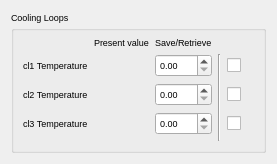
This is ctli/widgets/ui/snapshot_coolingloops.ui in srgblnch/LinacGUI as Qt 5 draws it before an edit. The edited form follows.
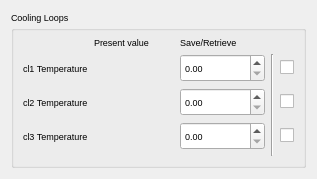
This is the edited form. Custom widgets are drawn as their Qt base class.

Commit message: force widget sizes to avoid column resizes

Diff of the .ui file:
```diff
--- a/ctli/widgets/ui/snapshot_coolingloops.ui
+++ b/ctli/widgets/ui/snapshot_coolingloops.ui
@@ -6,8 +6,8 @@
    <rect>
     <x>0</x>
     <y>0</y>
-    <width>277</width>
-    <height>136</height>
+    <width>317</width>
+    <height>176</height>
    </rect>
   </property>
   <property name="font">
@@ -40,10 +40,30 @@
        </widget>
       </item>
       <item row="1" column="2">
-       <widget class="QDoubleSpinBox" name="coolingLoop1SetpointWrite"/>
+       <widget class="QDoubleSpinBox" name="coolingLoop1SetpointWrite">
+        <property name="minimumSize">
+         <size>
+          <width>85</width>
+          <height>28</height>
+         </size>
+        </property>
+        <property name="maximumSize">
+         <size>
+          <width>85</width>
+          <height>28</height>
+         </size>
+        </property>
+       </widget>
       </item>
       <item row="1" column="1">
-       <widget class="TaurusLabel" name="coolingLoop1SetpointRead"/>
+       <widget class="TaurusLabel" name="coolingLoop1SetpointRead">
+        <property name="minimumSize">
+         <size>
+          <width>80</width>
+          <height>20</height>
+         </size>
+        </property>
+       </widget>
       </item>
       <item row="5" column="1">
        <spacer name="verticalSpacer">
@@ -87,16 +107,56 @@
        </widget>
       </item>
       <item row="2" column="1">
-       <widget class="TaurusLabel" name="coolingLoop2SetpointRead"/>
+       <widget class="TaurusLabel" name="coolingLoop2SetpointRead">
+        <property name="minimumSize">
+         <size>
+          <width>80</width>
+          <height>20</height>
+         </size>
+        </property>
+       </widget>
       </item>
       <item row="3" column="1">
-       <widget class="TaurusLabel" name="coolingLoop3SetpointRead"/>
+       <widget class="TaurusLabel" name="coolingLoop3SetpointRead">
+        <property name="minimumSize">
+         <size>
+          <width>80</width>
+          <height>20</height>
+         </size>
+        </property>
+       </widget>
       </item>
       <item row="2" column="2">
-       <widget class="QDoubleSpinBox" name="coolingLoop2SetpointWrite"/>
+       <widget class="QDoubleSpinBox" name="coolingLoop2SetpointWrite">
+        <property name="minimumSize">
+         <size>
+          <width>85</width>
+          <height>28</height>
+         </size>
+        </property>
+        <property name="maximumSize">
+         <size>
+          <width>85</width>
+          <height>28</height>
+         </size>
+        </property>
+       </widget>
       </item>
       <item row="3" column="2">
-       <widget class="QDoubleSpinBox" name="coolingLoop3SetpointWrite"/>
+       <widget class="QDoubleSpinBox" name="coolingLoop3SetpointWrite">
+        <property name="minimumSize">
+         <size>
+          <width>85</width>
+          <height>28</height>
+         </size>
+        </property>
+        <property name="maximumSize">
+         <size>
+          <width>85</width>
+          <height>28</height>
+         </size>
+        </property>
+       </widget>
       </item>
       <item row="2" column="4">
        <widget class="QCheckBox" name="coolingLoop2SetpointCheck">
@@ -131,17 +191,17 @@
    <header>taurus.qt.qtgui.container</header>
    <container>1</container>
   </customwidget>
+  <customwidget>
+   <class>TaurusGroupBox</class>
+   <extends>QGroupBox</extends>
+   <header>taurus.qt.qtgui.container</header>
+   <container>1</container>
+  </customwidget>
   <customwidget>
    <class>TaurusLabel</class>
    <extends>QLabel</extends>
    <header>taurus.qt.qtgui.display</header>
   </customwidget>
-  <customwidget>
-   <class>TaurusGroupBox</class>
-   <extends>QGroupBox</extends>
-   <header>taurus.qt.qtgui.container</header>
-   <container>1</container>
-  </customwidget>
  </customwidgets>
  <resources/>
  <connections/>
```
Left out of the diff: 2 changed lines with no effect on the pictures. The commit also changes 7 other files.
